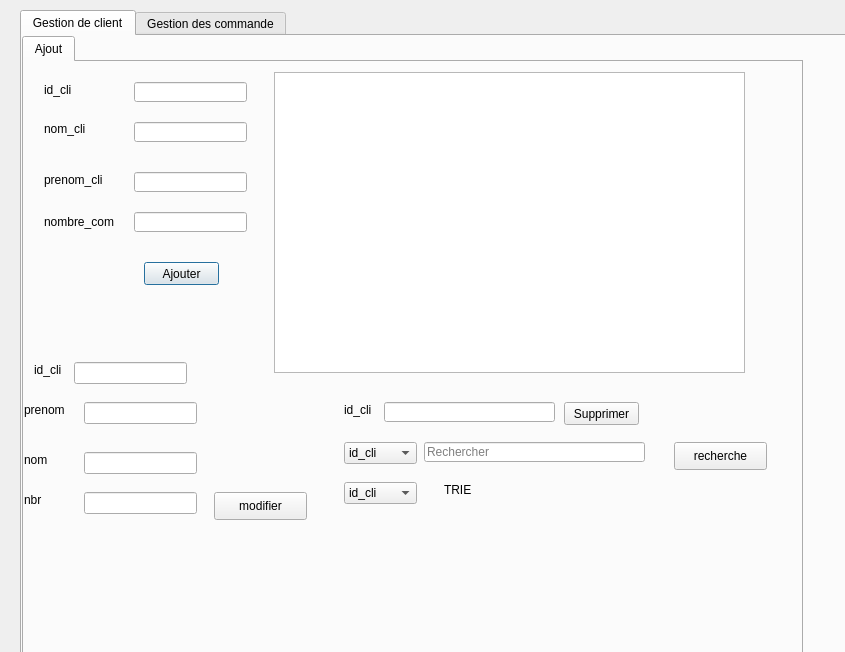
Old version of the form gestion_client/clicom.ui in the repository taiefhilali/THE_MUNCH_CULTURE.
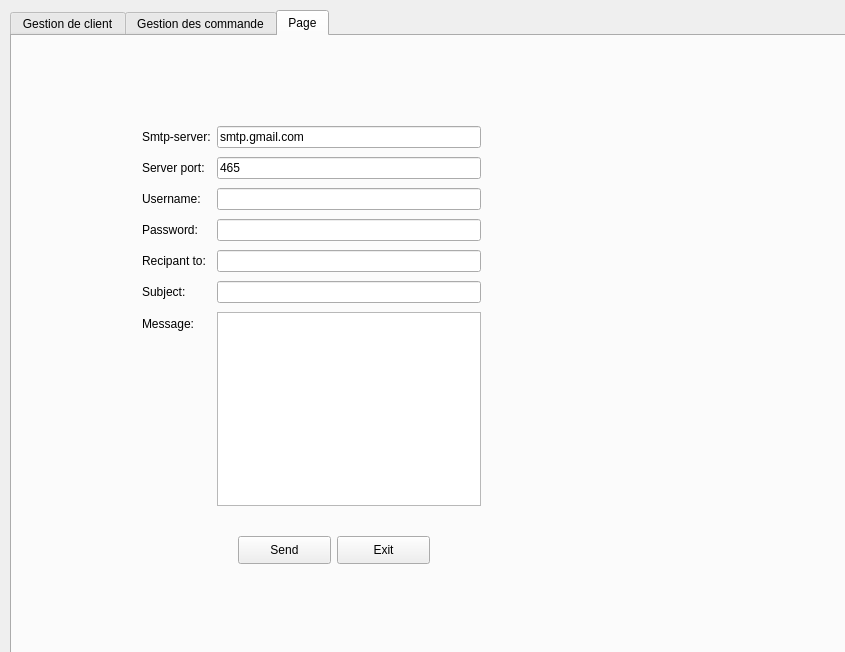
New version of the form. The open tabs and pages were chosen to show the change.

Diff of the .ui file:
```diff
--- a/gestion_client/clicom.ui
+++ b/gestion_client/clicom.ui
@@ -16,7 +16,7 @@
   <widget class="QTabWidget" name="temprature">
    <property name="geometry">
     <rect>
-     <x>20</x>
+     <x>10</x>
      <y>10</y>
      <width>841</width>
      <height>701</height>
@@ -46,7 +46,7 @@
      </property>
      <widget class="QWidget" name="tab_3">
       <attribute name="title">
-       <string>Ajout</string>
+       <string>menu</string>
       </attribute>
       <widget class="QLabel" name="label">
        <property name="geometry">
@@ -286,7 +286,7 @@
       <widget class="QLineEdit" name="idclient">
        <property name="geometry">
         <rect>
-         <x>50</x>
+         <x>60</x>
          <y>300</y>
          <width>113</width>
          <height>22</height>
@@ -734,6 +734,154 @@
      </widget>
     </widget>
    </widget>
+   <widget class="QWidget" name="tab">
+    <attribute name="title">
+     <string>Page</string>
+    </attribute>
+    <widget class="QWidget" name="layoutWidget">
+     <property name="geometry">
+      <rect>
+       <x>119</x>
+       <y>500</y>
+       <width>311</width>
+       <height>30</height>
+      </rect>
+     </property>
+     <layout class="QHBoxLayout" name="horizontalLayout"/>
+    </widget>
+    <widget class="QWidget" name="layoutWidget_2">
+     <property name="geometry">
+      <rect>
+       <x>130</x>
+       <y>90</y>
+       <width>339</width>
+       <height>380</height>
+      </rect>
+     </property>
+     <layout class="QFormLayout" name="formLayout">
+      <property name="fieldGrowthPolicy">
+       <enum>QFormLayout::ExpandingFieldsGrow</enum>
+      </property>
+      <property name="rowWrapPolicy">
+       <enum>QFormLayout::WrapLongRows</enum>
+      </property>
+      <property name="verticalSpacing">
+       <number>9</number>
+      </property>
+      <item row="1" column="0">
+       <widget class="QLabel" name="label_16">
+        <property name="text">
+         <string>Server port:</string>
+        </property>
+       </widget>
+      </item>
+      <item row="2" column="0">
+       <widget class="QLabel" name="label_18">
+        <property name="text">
+         <string>Username:</string>
+        </property>
+       </widget>
+      </item>
+      <item row="3" column="0">
+       <widget class="QLabel" name="label_19">
+        <property name="text">
+         <string>Password:</string>
+        </property>
+       </widget>
+      </item>
+      <item row="4" column="0">
+       <widget class="QLabel" name="label_20">
+        <property name="text">
+         <string>Recipant to:</string>
+        </property>
+       </widget>
+      </item>
+      <item row="5" column="0">
+       <widget class="QLabel" name="label_21">
+        <property name="text">
+         <string>Subject:</string>
+        </property>
+       </widget>
+      </item>
+      <item row="6" column="0">
+       <widget class="QLabel" name="label_22">
+        <property name="text">
+         <string>Message:</string>
+        </property>
+       </widget>
+      </item>
+      <item row="0" column="1">
+       <widget class="QLineEdit" name="server">
+        <property name="text">
+         <string>smtp.gmail.com</string>
+        </property>
+       </widget>
+      </item>
+      <item row="1" column="1">
+       <widget class="QLineEdit" name="port">
+        <property name="text">
+         <string>465</string>
+        </property>
+       </widget>
+      </item>
+      <item row="2" column="1">
+       <widget class="QLineEdit" name="uname"/>
+      </item>
+      <item row="3" column="1">
+       <widget class="QLineEdit" name="paswd">
+        <property name="inputMask">
+         <string/>
+        </property>
+        <property name="echoMode">
+         <enum>QLineEdit::Password</enum>
+        </property>
+       </widget>
+      </item>
+      <item row="4" column="1">
+       <widget class="QLineEdit" name="rcpt"/>
+      </item>
+      <item row="5" column="1">
+       <widget class="QLineEdit" name="subject"/>
+      </item>
+      <item row="6" column="1">
+       <widget class="QPlainTextEdit" name="msg"/>
+      </item>
+      <item row="0" column="0">
+       <widget class="QLabel" name="label_10">
+        <property name="text">
+         <string>Smtp-server:</string>
+        </property>
+       </widget>
+      </item>
+     </layout>
+    </widget>
+    <widget class="QPushButton" name="exitBtn">
+     <property name="geometry">
+      <rect>
+       <x>325</x>
+       <y>500</y>
+       <width>93</width>
+       <height>28</height>
+      </rect>
+     </property>
+     <property name="text">
+      <string>Exit</string>
+     </property>
+    </widget>
+    <widget class="QPushButton" name="sendBtn">
+     <property name="geometry">
+      <rect>
+       <x>226</x>
+       <y>500</y>
+       <width>93</width>
+       <height>28</height>
+      </rect>
+     </property>
+     <property name="text">
+      <string>Send</string>
+     </property>
+    </widget>
+   </widget>
   </widget>
  </widget>
  <resources/>
```
Left out of the diff: 2 changed lines with no effect on the pictures.
